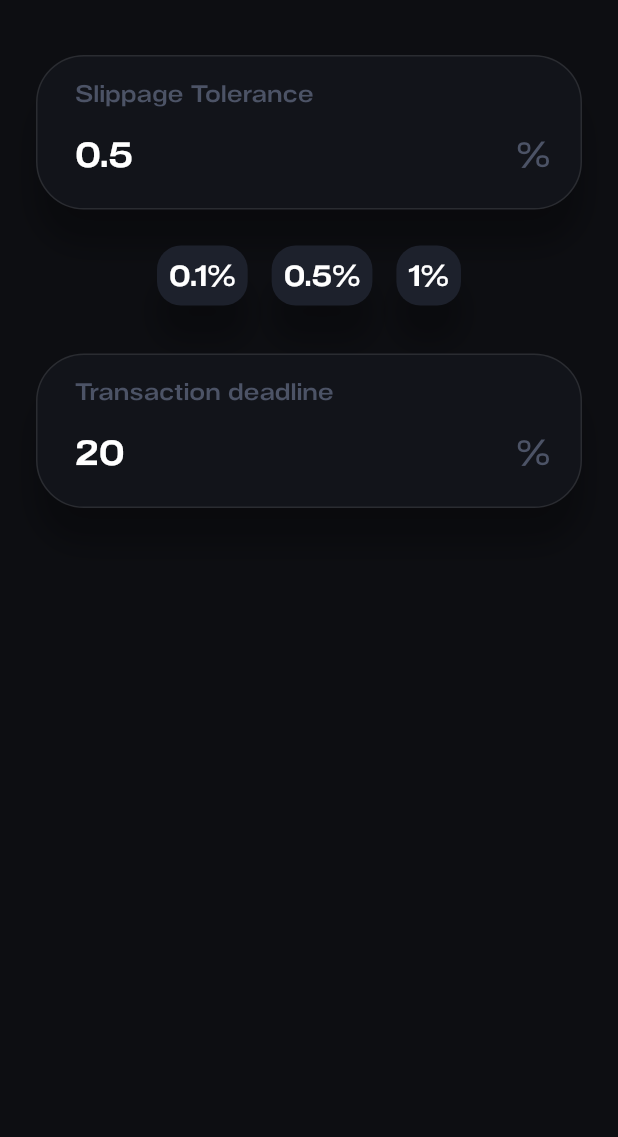
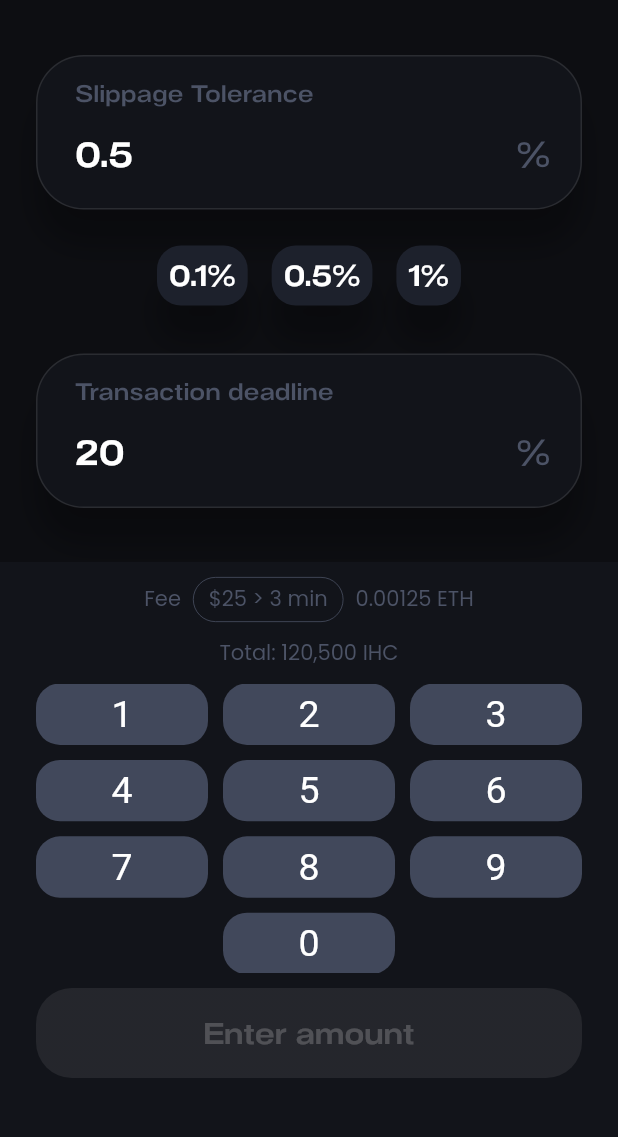
Before and after one commit to iqqdq/InflationHedgingCoin, a Flutter app: the SettingsScreenWidget screen opened directly, on a phone screen of 412 x 824 dp, the part 98-1235 px from its top. Run offline on Flutter 3.47's test engine with Material 2 defaults, Android fonts, the phone set to English and light mode, and no system bars; drawn by our look-alikes of auto_size_text; our stand-ins replace cached_network_image, flutter_money_formatter, flutter_spinkit, qr_flutter, share; network calls fail.

Commit message:
custom number keyboard

```diff
--- a/lib/components/qzn_gradient_button.dart
+++ b/lib/components/qzn_gradient_button.dart
@@ -38,8 +38,6 @@ class _QZNGradientButtonState extends State<QZNGradientButton> {
                   : widget.themeNotifier.disabledButtonColor,
             ],
           ),
-          border:
-              Border.all(width: 1.0, color: widget.themeNotifier.outlineColor),
           borderRadius: BorderRadius.circular(24.0)),
       child: Material(
           color: Colors.transparent,
--- /dev/null
+++ b/lib/components/qzn_header_number_keyboard.dart
@@ -0,0 +1,182 @@
+import 'dart:ui';
+// ignore: import_of_legacy_library_into_null_safe
+import 'package:auto_size_text/auto_size_text.dart';
+import 'package:flutter/material.dart';
+import 'package:inflation_hedging_coin/components/qzn_gradient_button.dart';
+import 'package:inflation_hedging_coin/components/theme_notifier.dart';
+
+class QZNHeaderNumberKeyboardWidget extends StatefulWidget {
+  final ThemeNotifier themeNotifier;
+  final bool showKeyboard;
+  final bool isEnterButtonEnabled;
+  final String enterButtonTitle;
+  final String feeUSDValue;
+  final String feeValue;
+  final String totalValue;
+  final Function(String) didTapKeyButton;
+  final VoidCallback onEnterTap;
+
+  QZNHeaderNumberKeyboardWidget({
+    required this.themeNotifier,
+    required this.showKeyboard,
+    required this.isEnterButtonEnabled,
+    required this.enterButtonTitle,
+    required this.feeUSDValue,
+    required this.feeValue,
+    required this.totalValue,
+    required this.didTapKeyButton,
+    required this.onEnterTap,
+  });
+
+  @override
+  _QZNHeaderNumberKeyboardState createState() =>
+      _QZNHeaderNumberKeyboardState();
+}
+
+class _QZNHeaderNumberKeyboardState extends State<QZNHeaderNumberKeyboardWidget>
+    with TickerProviderStateMixin {
+  late AnimationController _animationController;
+  late Animation<double> _animation;
+
+  @override
+  void initState() {
+    super.initState();
+
+    _animationController = AnimationController(
+      vsync: this,
+      duration: Duration(milliseconds: 300),
+    );
+
+    _animation = CurvedAnimation(
+      parent: _animationController,
+      curve: Interval(0.0, 1.0, curve: Curves.linear),
+    );
+  }
+
+  // MARK: -
+  // MARK; - FUNCTIONS
+
+  Widget getKeyButton(String title, double width) {
+    return Container(
+        width: width,
+        decoration: BoxDecoration(
+            color: widget.themeNotifier.keyButtonColor,
+            borderRadius: BorderRadius.circular(16.0)),
+        child: Material(
+            color: Colors.transparent,
+            child: InkWell(
+              highlightColor: Colors.black38,
+              onTap: () => widget.didTapKeyButton(title),
+              borderRadius: BorderRadius.circular(16.0),
+              child: Center(
+                child: AutoSizeText(title,
+                    textAlign: TextAlign.center,
+                    style: TextStyle(
+                        fontSize: 25.0,
+                        color: widget.themeNotifier.titleColor)),
+              ),
+            )));
+  }
+
+  @override
+  Widget build(BuildContext context) {
+    final size = MediaQuery.of(context).size;
+    final keyButtonWidth = size.width - 48.0 - 20.0;
+
+    if (widget.showKeyboard)
+      _animationController.forward();
+    else
+      _animationController.reverse();
+
+    return AnimatedBuilder(
+        animation: _animation,
+        builder: (BuildContext context, _) {
+          return Container(
+              height: 384.0 * _animation.value,
+              padding: EdgeInsets.only(
+                  left: 24.0, top: 10.0, right: 24.0, bottom: 40.0),
+              color: widget.themeNotifier.tableColor,
+              child: Column(
+                children: [
+                  /// HEADER
+                  Padding(
+                      padding: EdgeInsets.symmetric(horizontal: 24.0),
+                      child: Column(
+                        children: [
+                          Row(
+                            mainAxisAlignment: MainAxisAlignment.center,
+                            children: [
+                              Text('Fee',
+                                  style: TextStyle(
+                                      fontFamily: 'Poppins',
+                                      fontSize: 14.0,
+                                      color: widget
+                                          .themeNotifier.placeholderColor)),
+                              Container(
+                                  margin: EdgeInsets.symmetric(horizontal: 8.0),
+                                  padding: EdgeInsets.only(
+                                      left: 10.0,
+                                      top: 4.0,
+                                      bottom: 4.0,
+                                      right: 10.0),
+                                  decoration: BoxDecoration(
+                                      border: Border.all(
+                                          width: 0.5,
+                                          color: widget
+                                              .themeNotifier.placeholderColor),
+                                      borderRadius:
+                                          BorderRadius.circular(20.0)),
+                                  child: Text(widget.feeUSDValue,
+                                      style: TextStyle(
+                                          fontFamily: 'Poppins',
+                                          fontSize: 14.0,
+                                          color: widget.themeNotifier
+                                              .placeholderColor))),
+                              Text(widget.feeValue,
+                                  textAlign: TextAlign.right,
+                                  style: TextStyle(
+                                      fontFamily: 'Poppins',
+                                      fontSize: 14.0,
+                                      color: widget
+                                          .themeNotifier.placeholderColor))
+                            ],
+                          ),
+                          SizedBox(height: 10.0),
+                          Text('Total: ${widget.totalValue}',
+                              textAlign: TextAlign.center,
+                              style: TextStyle(
+                                  fontFamily: 'Poppins',
+                                  fontSize: 14.0,
+                                  color: widget.themeNotifier.placeholderColor))
+                        ],
+                      )),
+                  SizedBox(height: 10.0),
+
+                  /// KEYBOARD
+                  Expanded(
+                      child: GridView.count(
+                    crossAxisCount: 3,
+                    crossAxisSpacing: 10.0,
+                    mainAxisSpacing: 10.0,
+                    childAspectRatio: 2.8,
+                    children: List<Widget>.generate(11, (index) {
+                      return index == 9
+                          ? Container()
+                          : getKeyButton(
+                              index == 10 ? '0' : (index + 1).toString(),
+                              keyButtonWidth);
+                    }),
+                  )),
+                  SizedBox(height: 10.0),
+
+                  /// ENTER BUTTON
+                  QZNGradientButton(
+                      themeNotifier: widget.themeNotifier,
+                      title: widget.enterButtonTitle,
+                      isEnable: widget.isEnterButtonEnabled,
+                      onTap: () => {widget.onEnterTap()}),
+                ],
+              ));
+        });
+  }
+}
--- a/lib/components/theme_notifier.dart
+++ b/lib/components/theme_notifier.dart
@@ -15,4 +15,5 @@ class ThemeNotifier with ChangeNotifier {
   var blueGradientColor = HexColor("20AAE5");
   var pinkGradientColor = HexColor("DB63AB");
   var inputColor = HexColor("1D212C");
+  var keyButtonColor = HexColor("41485B");
 }
--- a/lib/screens/recent_transactions/components/swap_details.dart
+++ b/lib/screens/recent_transactions/components/swap_details.dart
@@ -18,7 +18,7 @@ class SwapDetailsWidget extends StatefulWidget {
   final String toImage;
   final double toValue;
   final String toName;
-  final double feeDollarValue;
+  final double feeUSDValue;
   final double feeETHValue;
   final int status;
   final DateTime dateTime;
@@ -33,7 +33,7 @@ class SwapDetailsWidget extends StatefulWidget {
       required this.toImage,
       required this.toValue,
       required this.toName,
-      required this.feeDollarValue,
+      required this.feeUSDValue,
       required this.feeETHValue,
       required this.status,
       required this.dateTime,
@@ -153,7 +153,7 @@ class _SwapDetailsState extends State<SwapDetailsWidget>
                                     SizedBox(width: 15.0),
                                     Text(
                                         r'Fee $' +
-                                            widget.feeDollarValue.toString(),
+                                            widget.feeUSDValue.toString(),
                                         style: TextStyle(
                                             fontFamily: 'Poppins',
                                             fontSize: 14.0,
--- a/lib/screens/recent_transactions/recent_transactions_screen.dart
+++ b/lib/screens/recent_transactions/recent_transactions_screen.dart
@@ -63,7 +63,7 @@ class _RecentTransactionsScreenState
                       'https://s2.coinmarketcap.com/static/img/coins/64x64/3349.png',
                   toValue: 10500,
                   toName: 'IHC',
-                  feeDollarValue: 25,
+                  feeUSDValue: 25,
                   feeETHValue: 0.00125,
                   status: 0,
                   dateTime: DateTime.now(),
@@ -73,7 +73,7 @@ class _RecentTransactionsScreenState
                           _showSwapDetails = false;
                         })
                       })
-              : Container()
+              : Container(),
         ]))));
   }
 }
--- a/lib/screens/settings/settings_screen.dart
+++ b/lib/screens/settings/settings_screen.dart
@@ -2,6 +2,7 @@
 import 'package:flutter/material.dart';
 import 'package:inflation_hedging_coin/components/gradient_text.dart';
 import 'package:inflation_hedging_coin/components/qzn_app_bar.dart';
+import 'package:inflation_hedging_coin/components/qzn_header_number_keyboard.dart';
 import 'package:inflation_hedging_coin/components/theme_notifier.dart';
 import 'package:inflation_hedging_coin/components/unfocus_widget.dart';
 import 'package:inflation_hedging_coin/screens/settings/components/settings_input.dart';
@@ -100,7 +101,20 @@ class _SettingsScreenState extends State<SettingsScreenWidget> {
                   textEditingController: _deadlineTextEditingController,
                   focusNode: _deadlineFocusNode)
             ],
-          )
+          ),
+          // DELETE
+          Align(
+              alignment: Alignment.bottomCenter,
+              child: QZNHeaderNumberKeyboardWidget(
+                  themeNotifier: _themeNotifier,
+                  showKeyboard: true,
+                  isEnterButtonEnabled: false,
+                  enterButtonTitle: 'Enter amount',
+                  feeUSDValue: r'$25 > 3 min',
+                  feeValue: '0.00125 ETH',
+                  totalValue: '120,500 IHC',
+                  didTapKeyButton: (text) => {print(text)},
+                  onEnterTap: () => {}))
         ]))));
   }
 }
--- a/lib/screens/swap/swap_screen.dart
+++ b/lib/screens/swap/swap_screen.dart
@@ -142,7 +142,7 @@ class _SwapScreenState extends State<SwapScreenWidget> {
                   image: 'assets/ic_recent.png',
                   onTap: () => {recentDidTap()})
             ],
-          )
+          ),
         ]))));
   }
 }
```
Also changed, not shown: lib/components/qzn_footer_number_keyboard.dart (added, +155 -0 lines), 35 other files.
